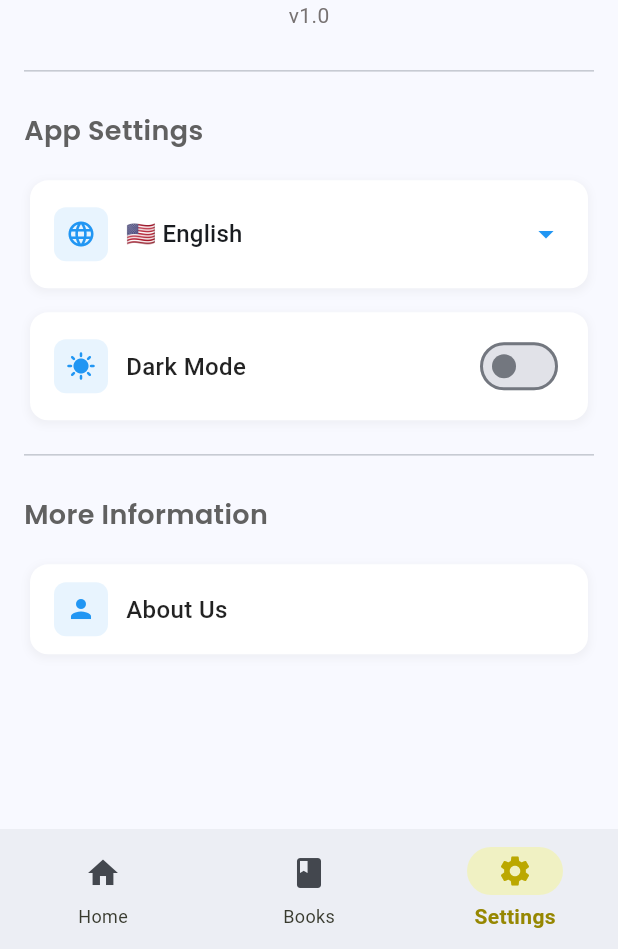
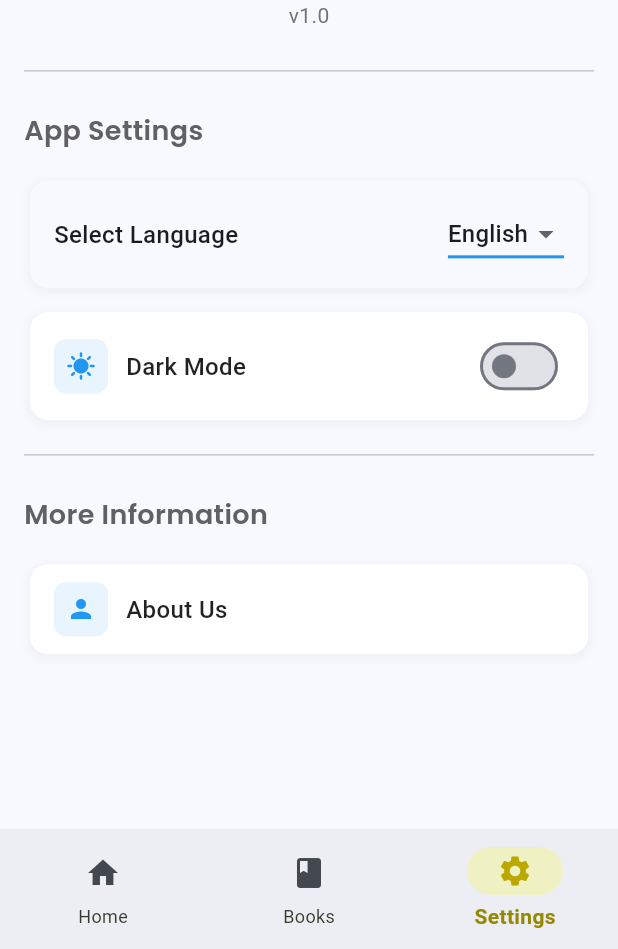
Before and after one commit to noradodev/finabook, a Flutter app: the screen it shows after launch, item 3 of the bottom bar chosen, on a phone screen of 412 x 824 dp, the part 287-1236 px from its top. Run offline on Flutter 3.47's test engine with Material 3 defaults, Android fonts, the light colour scheme and no system bars; our stand-ins replace connectivity_plus, easy_localization, google_fonts, shared_preferences; network calls fail.

Commit message:
dark mode and lang with easy localization

```diff
--- a/lib/async_module/home_screen.dart
+++ b/lib/async_module/home_screen.dart
@@ -1,5 +1,6 @@
 import 'package:flutter/material.dart';
 import 'package:google_fonts/google_fonts.dart';
+import 'package:easy_localization/easy_localization.dart';
 import '../ui/home_page.dart';
 import '../ui/books_page.dart';
 import '../ui/setting_page.dart';
@@ -15,45 +16,34 @@ class _HomeScreenState extends State<HomeScreen> {
   int _selectedIndex = 0;
 
   final List<ScreenData> _screens = [
-    ScreenData('Home', Icons.home, const HomePage()),
-    ScreenData('Books', Icons.book,  BookScreen()),
-    ScreenData('Settings', Icons.settings, const  SettingsPage()),
+    ScreenData('home', Icons.home, const HomePage()), // Use localization keys
+    ScreenData('books', Icons.book, BookScreen()),
+    ScreenData('settings', Icons.settings, const SettingsPage()),
   ];
 
   @override
   Widget build(BuildContext context) {
     return Scaffold(
-      body: NestedScrollView(
-        headerSliverBuilder: (BuildContext context, bool innerBoxIsScrolled) {
-          return <Widget>[
-            SliverAppBar(
+      appBar: AppBar(
         title: Text(
-                _screens[_selectedIndex].title,
+          _screens[_selectedIndex].titleKey.tr(), // Translate the title
           style: GoogleFonts.poppins(
             fontWeight: FontWeight.bold,
           ),
         ),
-              backgroundColor: innerBoxIsScrolled ? Colors.yellowAccent : Colors.transparent,
         actions: [
           IconButton(
-                  onPressed: () {
-                  },
+            onPressed: () {},
             icon: const Icon(Icons.notifications),
           ),
         ],
-              floating: true,
-              snap: true,
-              forceElevated: innerBoxIsScrolled,
       ),
-          ];
-        },
       body: _screens[_selectedIndex].widget,
-      ),
       bottomNavigationBar: NavigationBarTheme(
         data: NavigationBarThemeData(
           indicatorColor: Colors.yellowAccent.withOpacity(0.2),
-          labelTextStyle: WidgetStateProperty.resolveWith((states) {
-            if (states.contains(WidgetState.selected)) {
+          labelTextStyle: MaterialStateProperty.resolveWith((states) {
+            if (states.contains(MaterialState.selected)) {
               return const TextStyle(
                 fontSize: 14,
                 fontWeight: FontWeight.bold,
@@ -68,7 +58,6 @@ class _HomeScreenState extends State<HomeScreen> {
           }),
         ),
         child: NavigationBar(
-          indicatorColor: Colors.yellowAccent.withOpacity(0.2),
           selectedIndex: _selectedIndex,
           onDestinationSelected: (int index) {
             setState(() {
@@ -82,7 +71,7 @@ class _HomeScreenState extends State<HomeScreen> {
                       color: const Color.fromARGB(255, 187, 168, 0),
                     ),
                     icon: Icon(screen.icon),
-                    label: screen.title,
+                    label: screen.titleKey.tr(), // Translate the label
                   ))
               .toList(),
         ),
@@ -92,9 +81,9 @@ class _HomeScreenState extends State<HomeScreen> {
 }
 
 class ScreenData {
-  final String title;
+  final String titleKey; // Change title to titleKey for localization
   final IconData icon;
   final Widget widget;
 
-  ScreenData(this.title, this.icon, this.widget);
+  ScreenData(this.titleKey, this.icon, this.widget);
 }
--- a/lib/main.dart
+++ b/lib/main.dart
@@ -1,9 +1,26 @@
-// main.dart
+import 'package:fina_exam/widgets/theme_provider.dart';
 import 'package:flutter/material.dart';
+import 'package:provider/provider.dart';
+import 'package:easy_localization/easy_localization.dart'; // Import easy_localization
 import 'async_module/home_screen.dart';
 
-void main() {
-  runApp(const MyApp());
+void main() async {
+  WidgetsFlutterBinding.ensureInitialized(); // Ensure bindings are initialized
+  await EasyLocalization.ensureInitialized(); // Initialize localization
+
+  runApp(
+    MultiProvider(
+      providers: [
+        ChangeNotifierProvider(create: (_) => ThemeProvider()),
+      ],
+      child: EasyLocalization(
+        supportedLocales: [Locale('en'), Locale('km')], // Supported languages
+        path: 'assets/translations', // Path to your translation files
+        fallbackLocale: Locale('en'), // Fallback language
+        child: const MyApp(),
+      ),
+    ),
+  );
 }
 
 class MyApp extends StatelessWidget {
@@ -11,6 +28,8 @@ class MyApp extends StatelessWidget {
 
   @override
   Widget build(BuildContext context) {
+    final themeProvider = Provider.of<ThemeProvider>(context);
+
     return MaterialApp(
       title: 'Your App Name',
       debugShowCheckedModeBanner: false,
@@ -18,7 +37,12 @@ class MyApp extends StatelessWidget {
         colorScheme: ColorScheme.fromSeed(seedColor: Colors.blue),
         useMaterial3: true,
       ),
+      darkTheme: ThemeData.dark(), // Set the dark theme
+      themeMode: themeProvider.isDarkMode ? ThemeMode.dark : ThemeMode.light, // Switch theme based on preference
       home: const HomeScreen(),
+      localizationsDelegates: context.localizationDelegates, // Add localization delegates
+      supportedLocales: context.supportedLocales, // Supported locales
+      locale: context.locale, // Current locale
     );
   }
 }
--- a/lib/ui/book_detail_screen.dart
+++ b/lib/ui/book_detail_screen.dart
@@ -31,7 +31,6 @@ class BookDetailScreen extends StatelessWidget {
     );
   }
 
-  // Cover Image Section
   Widget _buildCoverImage() {
     return Container(
       height: 300,
--- a/lib/ui/setting_page.dart
+++ b/lib/ui/setting_page.dart
@@ -1,17 +1,12 @@
 import 'package:flutter/material.dart';
-import '../widgets/language_selector.dart';
+import 'package:provider/provider.dart';
 import 'package:google_fonts/google_fonts.dart';
 import 'about_us_screen.dart';
+import '../widgets/theme_provider.dart';
+import 'package:easy_localization/easy_localization.dart';
 
-class SettingsPage extends StatefulWidget {
+class SettingsPage extends StatelessWidget {
   const SettingsPage({super.key});
-
-  @override
-  State<SettingsPage> createState() => _SettingsPageState();
-}
-
-class _SettingsPageState extends State<SettingsPage> {
-  bool isDarkMode = false;
 
   @override
   Widget build(BuildContext context) {
@@ -22,25 +17,16 @@ class _SettingsPageState extends State<SettingsPage> {
           children: [
             _buildTopSetting(),
             const Divider(height: 30, thickness: 1),
-            _buildSectionTitle('App Settings'),
-            LanguageSelector(),
-            _buildDarkMode(
-              title: 'Dark Mode',
-              value: isDarkMode,
-              onChanged: (value) {
-                setState(() {
-                  isDarkMode = value;
-                });
-              },
-            ),
+            _buildSectionTitle('app_settings.title'.tr()),
+            _buildLanguageSelector(context),
+            _buildDarkMode(context),
             const Divider(height: 30, thickness: 1),
-            _buildSectionTitle('More Information'),
+            _buildSectionTitle('more_information.title'.tr()),
             _buildListItem(
               context,
               icon: Icons.person,
-              title: 'About Us',
+              title: 'about_us.title'.tr(),
               onTap: () {
-
                 Navigator.push(
                   context,
                   MaterialPageRoute(builder: (context) => AboutUsScreen()),
@@ -87,20 +73,20 @@ class _SettingsPageState extends State<SettingsPage> {
   }
 
   Widget _buildListItem(BuildContext context,
-      {required IconData icon,
-      required String title,
-      required VoidCallback onTap}) {
+      {required IconData icon, required String title, required VoidCallback onTap}) {
+    final themeProvider = Provider.of<ThemeProvider>(context);
+
     return GestureDetector(
       onTap: onTap,
       child: Container(
         padding: const EdgeInsets.symmetric(horizontal: 16, vertical: 12),
         margin: const EdgeInsets.symmetric(horizontal: 4, vertical: 8),
         decoration: BoxDecoration(
-          color: Colors.white,
+          color: themeProvider.isDarkMode ? Colors.grey[800] : Colors.white,
           borderRadius: BorderRadius.circular(12),
           boxShadow: [
             BoxShadow(
-              color: Colors.grey.withOpacity(0.1),
+              color: themeProvider.isDarkMode ? Colors.black12 : Colors.grey.withOpacity(0.1),
               spreadRadius: 1,
               blurRadius: 4,
               offset: const Offset(0, 2),
@@ -112,22 +98,22 @@ class _SettingsPageState extends State<SettingsPage> {
             Container(
               padding: const EdgeInsets.all(8),
               decoration: BoxDecoration(
-                color: Colors.blue.withOpacity(0.1),
+                color: themeProvider.isDarkMode ? Colors.grey[700] : Colors.blue.withOpacity(0.1),
                 borderRadius: BorderRadius.circular(8),
               ),
               child: Icon(
                 icon,
-                color: Colors.blue,
+                color: themeProvider.isDarkMode ? Colors.yellow : Colors.blue,
                 size: 20,
               ),
             ),
             const SizedBox(width: 12),
             Text(
-              title,
-              style: const TextStyle(
+              title.tr(),
+              style: TextStyle(
                 fontSize: 16,
                 fontWeight: FontWeight.w500,
-                color: Colors.black87,
+                color: themeProvider.isDarkMode ? Colors.white : Colors.black87,
               ),
             ),
           ],
@@ -136,20 +122,18 @@ class _SettingsPageState extends State<SettingsPage> {
     );
   }
 
-  Widget _buildDarkMode({
-    required String title,
-    required bool value,
-    required ValueChanged<bool> onChanged,
-  }) {
+  Widget _buildDarkMode(BuildContext context) {
+    return Consumer<ThemeProvider>(
+      builder: (context, themeProvider, child) {
         return Container(
           padding: const EdgeInsets.symmetric(horizontal: 16, vertical: 12),
           margin: const EdgeInsets.symmetric(horizontal: 4, vertical: 8),
           decoration: BoxDecoration(
-        color: Colors.white,
+            color: themeProvider.isDarkMode ? Colors.grey[800] : Colors.white,
             borderRadius: BorderRadius.circular(12),
             boxShadow: [
               BoxShadow(
-            color: Colors.grey.withOpacity(0.1),
+                color: themeProvider.isDarkMode ? Colors.black12 : Colors.grey.withOpacity(0.1),
                 spreadRadius: 1,
                 blurRadius: 4,
                 offset: const Offset(0, 2),
@@ -164,34 +148,92 @@ class _SettingsPageState extends State<SettingsPage> {
                   Container(
                     padding: const EdgeInsets.all(8),
                     decoration: BoxDecoration(
-                  color: Colors.blue.withOpacity(0.1),
+                      color: themeProvider.isDarkMode ? Colors.grey[700] : Colors.blue.withOpacity(0.1),
                       borderRadius: BorderRadius.circular(8),
                     ),
-                child: const Icon(
-                  Icons.sunny,
-                  color: Colors.blue,
+                    child: Icon(
+                      themeProvider.isDarkMode ? Icons.nightlight_round : Icons.sunny,
+                      color: themeProvider.isDarkMode ? Colors.yellow : Colors.blue,
                       size: 20,
                     ),
                   ),
                   const SizedBox(width: 12),
                   Text(
-                title,
-                style: const TextStyle(
+                    'dark_mode.label'.tr(), // Use .tr() for translations
+                    style: TextStyle(
                       fontSize: 16,
                       fontWeight: FontWeight.w500,
-                  color: Colors.black87,
+                      color: themeProvider.isDarkMode ? Colors.white : Colors.black87,
                     ),
                   ),
                 ],
               ),
               Switch(
-            value: value,
-            onChanged: onChanged,
+                value: themeProvider.isDarkMode,
+                onChanged: (value) {
+                  themeProvider.toggleTheme(value);
+                },
                 activeColor: Colors.blue,
                 activeTrackColor: Colors.blue.withOpacity(0.3),
               ),
             ],
           ),
         );
+      },
+    );
+  }
+
+  Widget _buildLanguageSelector(BuildContext context) {
+    return Container(
+      padding: const EdgeInsets.symmetric(horizontal: 16, vertical: 12),
+      margin: const EdgeInsets.symmetric(horizontal: 4, vertical: 8),
+      decoration: BoxDecoration(
+        color: Theme.of(context).scaffoldBackgroundColor,
+        borderRadius: BorderRadius.circular(12),
+        boxShadow: [
+          BoxShadow(
+            color: Colors.grey.withOpacity(0.1),
+            spreadRadius: 1,
+            blurRadius: 4,
+            offset: const Offset(0, 2),
+          ),
+        ],
+      ),
+      child: Row(
+        mainAxisAlignment: MainAxisAlignment.spaceBetween,
+        children: [
+          Text(
+            'select_language.label'.tr(),
+            style: TextStyle(
+              fontSize: 16,
+              fontWeight: FontWeight.w500,
+            ),
+          ),
+          DropdownButton<String>(
+            value: context.locale.languageCode,
+            icon: const Icon(Icons.arrow_drop_down),
+            underline: Container(
+              height: 2,
+              color: Colors.blue,
+            ),
+            onChanged: (String? newValue) {
+              if (newValue != null) {
+                context.setLocale(Locale(newValue));
+              }
+            },
+            items: const [
+              DropdownMenuItem(
+                value: 'en',
+                child: Text('English'),
+              ),
+              DropdownMenuItem(
+                value: 'km',
+                child: Text('Khmer'),
+              ),
+            ],
+          ),
+        ],
+      ),
+    );
   }
 }
--- a/lib/widgets/language_selector.dart
+++ /dev/null
@@ -1,94 +0,0 @@
-import 'package:flutter/material.dart';
-import 'package:shared_preferences/shared_preferences.dart';
-
-class LanguageSelector extends StatefulWidget {
-  @override
-  _LanguageSelectorState createState() => _LanguageSelectorState();
-}
-
-class _LanguageSelectorState extends State<LanguageSelector> {
-  String _selectedLanguage = 'en';
-
-  @override
-  void initState() {
-    super.initState();
-    _loadLanguagePreference();
-  }
-
-  Future<void> _loadLanguagePreference() async {
-    final prefs = await SharedPreferences.getInstance();
-    setState(() {
-      _selectedLanguage = prefs.getString('selectedLanguage') ?? 'en';
-    });
-  }
-
-  Future<void> _saveLanguagePreference(String language) async {
-    final prefs = await SharedPreferences.getInstance();
-    await prefs.setString('selectedLanguage', language);
-  }
-
-  Widget _buildChangeLanguage() {
-    return Container(
-      padding: EdgeInsets.symmetric(horizontal: 16, vertical: 12),
-      margin: EdgeInsets.symmetric(horizontal: 4, vertical: 8),
-      decoration: BoxDecoration(
-        color: Colors.white,
-        borderRadius: BorderRadius.circular(12),
-        boxShadow: [
-          BoxShadow(
-            color: Colors.grey.withOpacity(0.1),
-            spreadRadius: 1,
-            blurRadius: 4,
-            offset: Offset(0, 2),
-          ),
-        ],
-      ),
-      child: Row(
-        children: [
-          Container(
-            padding: const EdgeInsets.all(8),
-            decoration: BoxDecoration(
-              color: Colors.blue.withOpacity(0.1),
-              borderRadius: BorderRadius.circular(8),
-            ),
-            child: const Icon(
-              Icons.language,
-              color: Colors.blue,
-              size: 20,
-            ),
-          ),
-          const SizedBox(width: 12),
-          Expanded(
-            child: DropdownButton<String>(
-              value: _selectedLanguage,
-              icon: Icon(Icons.arrow_drop_down, color: Colors.blue),
-              isExpanded: true,
-              underline: SizedBox(),
-              items: [
-                DropdownMenuItem(
-                  value: 'en',
-                  child: Text('🇺🇸 English'),
-                ),
-                DropdownMenuItem(
-                  value: 'km',
-                  child: Text('🇰🇭 Khmer'),
-                ),
-              ],
-              onChanged: (String? newValue) {
-                setState(() {
-                  _selectedLanguage = newValue!;
-                  _saveLanguagePreference(_selectedLanguage);
-                });
-              },
-            ),
-          ),
-        ],
-      ),
-    );
-  }
-
-  @override
-  Widget build(BuildContext context) {
-    return _buildChangeLanguage();
-  }
-}
--- /dev/null
+++ b/lib/widgets/theme_provider.dart
@@ -0,0 +1,27 @@
+import 'package:flutter/material.dart';
+import 'package:shared_preferences/shared_preferences.dart';
+
+class ThemeProvider extends ChangeNotifier {
+  bool _isDarkMode = false;
+
+  bool get isDarkMode => _isDarkMode;
+
+  ThemeProvider() {
+    _loadTheme();
+  }
+
+  void toggleTheme(bool isDarkMode) {
+    _isDarkMode = isDarkMode;
+    _saveTheme(isDarkMode);
+    notifyListeners();
+  }
+  void _loadTheme() async {
+    SharedPreferences prefs = await SharedPreferences.getInstance();
+    _isDarkMode = prefs.getBool('isDarkMode') ?? false;
+    notifyListeners();
+  }
+  void _saveTheme(bool isDarkMode) async {
+    SharedPreferences prefs = await SharedPreferences.getInstance();
+    prefs.setBool('isDarkMode', isDarkMode);
+  }
+}
--- a/pubspec.yaml
+++ b/pubspec.yaml
@@ -38,11 +38,12 @@ dependencies:
   intl: 0.19.0
   http: ^0.13.5
   connectivity_plus: ^3.0.3
-
+  easy_localization: ^3.0.0
 
   # The following adds the Cupertino Icons font to your application.
   # Use with the CupertinoIcons class for iOS style icons.
   cupertino_icons: ^1.0.6
+  provider: ^6.1.2
 
 dev_dependencies:
   flutter_test:
@@ -65,6 +66,8 @@ flutter:
     - assets/logo.png
     - assets/images/logo_text.png
     - assets/images/rado.jpg
+    - assets/translations/en.json
+    - assets/translations/km.json
   # The following line ensures that the Material Icons font is
   # included with your application, so that you can use the icons in
   # the material Icons class.
```
Also changed, not shown: assets/translations/en.json (added, +25 -0 lines), assets/translations/km.json (added, +23 -0 lines), pubspec.lock. Lines whose indentation alone changed are shown as unchanged.
